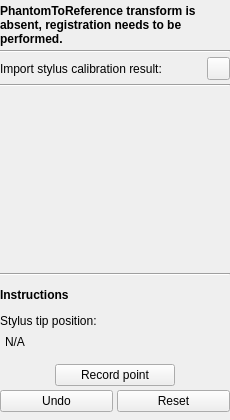
First picture: the form in branches/rankin-sandbox/PlusApp/fCal/Toolboxes/PhantomRegistrationToolbox.ui, repository PlusToolkit/PlusLib, before the edit.
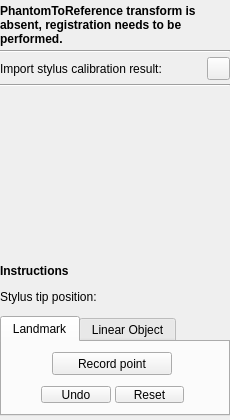
Second picture: the form after the edit. Icons and pictures are not drawn. Custom widgets are drawn as their Qt base class.

Patch:
```diff
--- a/branches/rankin-sandbox/PlusApp/fCal/Toolboxes/PhantomRegistrationToolbox.ui
+++ b/branches/rankin-sandbox/PlusApp/fCal/Toolboxes/PhantomRegistrationToolbox.ui
@@ -132,7 +132,7 @@
    <item>
     <widget class="QVTKWidget" name="canvasPhantom" native="true">
      <property name="sizePolicy">
-      <sizepolicy hsizetype="Fixed" vsizetype="Preferred">
+      <sizepolicy hsizetype="Fixed" vsizetype="Fixed">
        <horstretch>1</horstretch>
        <verstretch>1</verstretch>
       </sizepolicy>
@@ -159,6 +159,12 @@
    </item>
    <item>
     <widget class="Line" name="line_2">
+     <property name="sizePolicy">
+      <sizepolicy hsizetype="Fixed" vsizetype="Fixed">
+       <horstretch>0</horstretch>
+       <verstretch>0</verstretch>
+      </sizepolicy>
+     </property>
      <property name="orientation">
       <enum>Qt::Horizontal</enum>
      </property>
@@ -219,33 +225,6 @@
      </property>
     </widget>
    </item>
-   <item>
-    <layout class="QHBoxLayout" name="horizontalLayout_4">
-     <item>
-      <spacer name="horizontalSpacer">
-       <property name="orientation">
-        <enum>Qt::Horizontal</enum>
-       </property>
-       <property name="sizeType">
-        <enum>QSizePolicy::Fixed</enum>
-       </property>
-       <property name="sizeHint" stdset="0">
-        <size>
-         <width>5</width>
-         <height>20</height>
-        </size>
-       </property>
-      </spacer>
-     </item>
-     <item>
-      <widget class="QLabel" name="label_StylusPosition">
-       <property name="text">
-        <string>N/A</string>
-       </property>
-      </widget>
-     </item>
-    </layout>
-   </item>
    <item>
     <spacer name="verticalSpacer">
      <property name="orientation">
@@ -265,49 +244,115 @@
    <item>
     <layout class="QGridLayout" name="gridLayout">
      <item row="0" column="0">
-      <widget class="QPushButton" name="pushButton_RecordPoint">
-       <property name="sizePolicy">
-        <sizepolicy hsizetype="Fixed" vsizetype="Fixed">
-         <horstretch>0</horstretch>
-         <verstretch>0</verstretch>
-        </sizepolicy>
-       </property>
+      <widget class="QTabWidget" name="tabWidget">
        <property name="minimumSize">
         <size>
-         <width>120</width>
-         <height>0</height>
+         <width>0</width>
+         <height>100</height>
         </size>
        </property>
-       <property name="maximumSize">
-        <size>
-         <width>120</width>
-         <height>16777215</height>
-        </size>
+       <property name="currentIndex">
+        <number>0</number>
        </property>
-       <property name="text">
-        <string>Record point</string>
-       </property>
-      </widget>
-     </item>
-    </layout>
-   </item>
-   <item>
-    <layout class="QHBoxLayout" name="horizontalLayout_2">
-     <property name="spacing">
-      <number>4</number>
-     </property>
-     <item>
-      <widget class="QPushButton" name="pushButton_Undo">
-       <property name="text">
-        <string>Undo</string>
-       </property>
-      </widget>
-     </item>
-     <item>
-      <widget class="QPushButton" name="pushButton_Reset">
-       <property name="text">
-        <string>Reset</string>
-       </property>
+       <widget class="QWidget" name="tab_Landmark">
+        <attribute name="title">
+         <string>Landmark</string>
+        </attribute>
+        <widget class="QWidget" name="layoutWidget">
+         <property name="geometry">
+          <rect>
+           <x>35</x>
+           <y>40</y>
+           <width>151</width>
+           <height>25</height>
+          </rect>
+         </property>
+         <layout class="QHBoxLayout" name="horizontalLayout_2">
+          <property name="spacing">
+           <number>4</number>
+          </property>
+          <item>
+           <widget class="QPushButton" name="pushButton_Undo">
+            <property name="text">
+             <string>Undo</string>
+            </property>
+           </widget>
+          </item>
+          <item>
+           <widget class="QPushButton" name="pushButton_Landmark_Reset">
+            <property name="text">
+             <string>Reset</string>
+            </property>
+           </widget>
+          </item>
+         </layout>
+        </widget>
+        <widget class="QPushButton" name="pushButton_RecordPoint">
+         <property name="geometry">
+          <rect>
+           <x>50</x>
+           <y>10</y>
+           <width>120</width>
+           <height>23</height>
+          </rect>
+         </property>
+         <property name="sizePolicy">
+          <sizepolicy hsizetype="Fixed" vsizetype="Fixed">
+           <horstretch>0</horstretch>
+           <verstretch>0</verstretch>
+          </sizepolicy>
+         </property>
+         <property name="minimumSize">
+          <size>
+           <width>120</width>
+           <height>0</height>
+          </size>
+         </property>
+         <property name="maximumSize">
+          <size>
+           <width>120</width>
+           <height>16777215</height>
+          </size>
+         </property>
+         <property name="text">
+          <string>Record point</string>
+         </property>
+        </widget>
+       </widget>
+       <widget class="QWidget" name="tab_LinearObject">
+        <attribute name="title">
+         <string>Linear Object</string>
+        </attribute>
+        <widget class="QWidget" name="layoutWidget_2">
+         <property name="geometry">
+          <rect>
+           <x>35</x>
+           <y>40</y>
+           <width>151</width>
+           <height>25</height>
+          </rect>
+         </property>
+         <layout class="QHBoxLayout" name="horizontalLayout_4">
+          <property name="spacing">
+           <number>4</number>
+          </property>
+          <item>
+           <widget class="QPushButton" name="pushButton_StartStop">
+            <property name="text">
+             <string>Start</string>
+            </property>
+           </widget>
+          </item>
+          <item>
+           <widget class="QPushButton" name="pushButton_LinearObject_Reset">
+            <property name="text">
+             <string>Reset</string>
+            </property>
+           </widget>
+          </item>
+         </layout>
+        </widget>
+       </widget>
       </widget>
      </item>
     </layout>
```
